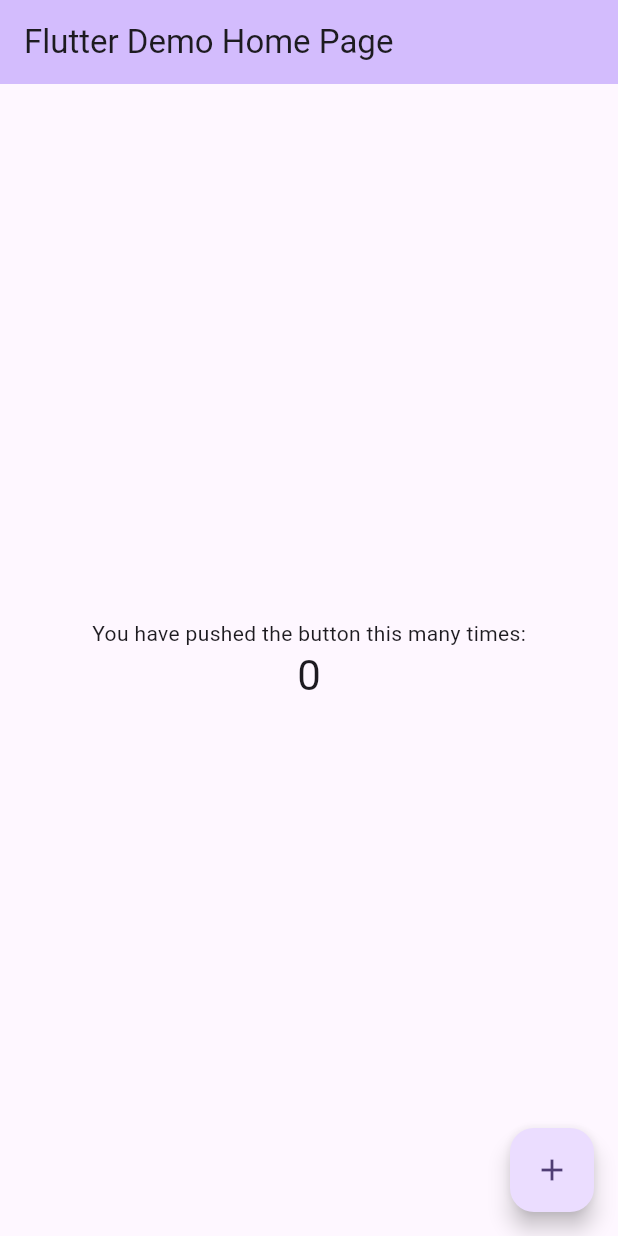
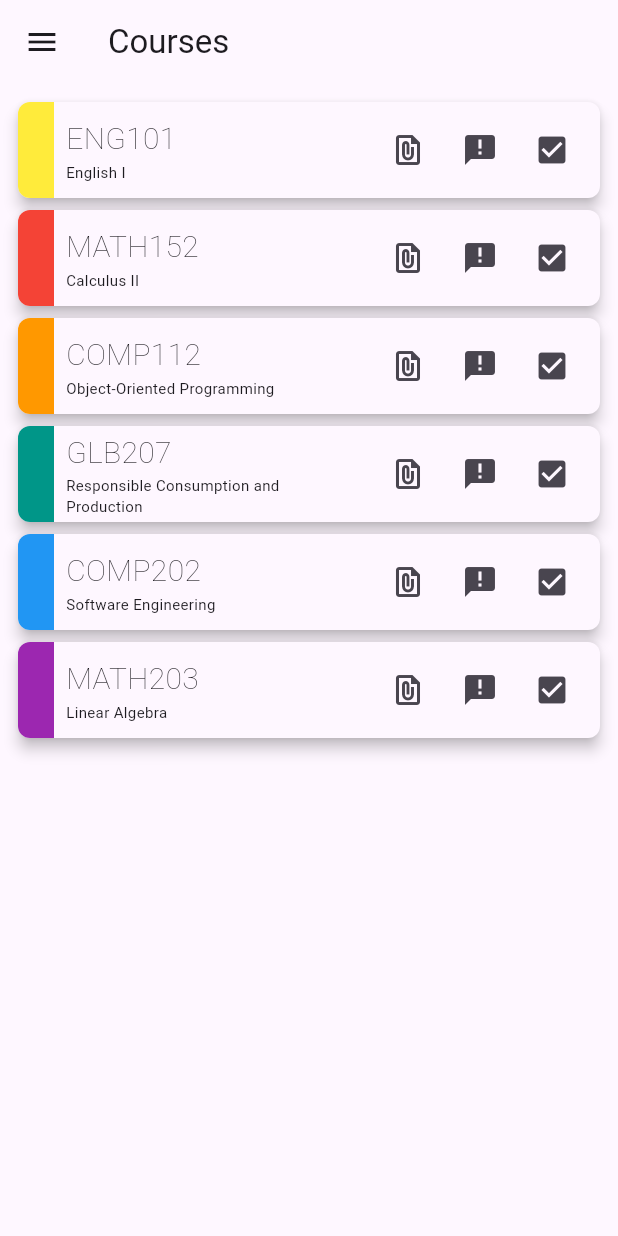
Before and after one commit to FurqanBhat/Canvas-Connect, a Flutter app: the screen it shows after launch, on a phone screen of 412 x 824 dp. Run offline on Flutter 3.47's test engine with Material 3 defaults, Android fonts, the light colour scheme and no system bars.

Commit message:
Create initial structure
Remove defaults, create basic directory structure and add an initial course list.

```diff
--- a/lib/main.dart
+++ b/lib/main.dart
@@ -1,127 +1,20 @@
-
-
 import 'package:flutter/material.dart';
 
+import 'package:canvas_connect/resource/theme.dart';
+import 'package:canvas_connect/screen/course_list.dart';
+
 void main() {
-  runApp(const MyApp());
+  runApp(const App());
 }
 
-class MyApp extends StatelessWidget {
-  const MyApp({super.key});
+class App extends StatelessWidget {
+  const App({super.key});
 
-  // This widget is the root of your application.
   @override
   Widget build(BuildContext context) {
     return MaterialApp(
-      title: 'Flutter Demo',
-      theme: ThemeData(
-        // This is the theme of your application.
-        //
-        // TRY THIS: Try running your application with "flutter run". You'll see
-        // the application has a purple toolbar. Then, without quitting the app,
-        // try changing the seedColor in the colorScheme below to Colors.green
-        // and then invoke "hot reload" (save your changes or press the "hot
-        // reload" button in a Flutter-supported IDE, or press "r" if you used
-        // the command line to start the app).
-        //
-        // Notice that the counter didn't reset back to zero; the application
-        // state is not lost during the reload. To reset the state, use hot
-        // restart instead.
-        //
-        // This works for code too, not just values: Most code changes can be
-        // tested with just a hot reload.
-        colorScheme: ColorScheme.fromSeed(seedColor: Colors.deepPurple),
-        useMaterial3: true,
-      ),
-      home: const MyHomePage(title: 'Flutter Demo Home Page'),
+      theme: themeData,
+      home: CourseList()
     );
   }
 }
-
-class MyHomePage extends StatefulWidget {
-  const MyHomePage({super.key, required this.title});
-
-  // This widget is the home page of your application. It is stateful, meaning
-  // that it has a State object (defined below) that contains fields that affect
-  // how it looks.
-
-  // This class is the configuration for the state. It holds the values (in this
-  // case the title) provided by the parent (in this case the App widget) and
-  // used by the build method of the State. Fields in a Widget subclass are
-  // always marked "final".
-
-  final String title;
-
-  @override
-  State<MyHomePage> createState() => _MyHomePageState();
-}
-
-class _MyHomePageState extends State<MyHomePage> {
-  int _counter = 0;
-
-  void _incrementCounter() {
-    setState(() {
-      // This call to setState tells the Flutter framework that something has
-      // changed in this State, which causes it to rerun the build method below
-      // so that the display can reflect the updated values. If we changed
-      // _counter without calling setState(), then the build method would not be
-      // called again, and so nothing would appear to happen.
-      _counter++;
-    });
-  }
-
-  @override
-  Widget build(BuildContext context) {
-    // This method is rerun every time setState is called, for instance as done
-    // by the _incrementCounter method above.
-    //
-    // The Flutter framework has been optimized to make rerunning build methods
-    // fast, so that you can just rebuild anything that needs updating rather
-    // than having to individually change instances of widgets.
-    return Scaffold(
-      appBar: AppBar(
-        // TRY THIS: Try changing the color here to a specific color (to
-        // Colors.amber, perhaps?) and trigger a hot reload to see the AppBar
-        // change color while the other colors stay the same.
-        backgroundColor: Theme.of(context).colorScheme.inversePrimary,
-        // Here we take the value from the MyHomePage object that was created by
-        // the App.build method, and use it to set our appbar title.
-        title: Text(widget.title),
-      ),
-      body: Center(
-        // Center is a layout widget. It takes a single child and positions it
-        // in the middle of the parent.
-        child: Column(
-          // Column is also a layout widget. It takes a list of children and
-          // arranges them vertically. By default, it sizes itself to fit its
-          // children horizontally, and tries to be as tall as its parent.
-          //
-          // Column has various properties to control how it sizes itself and
-          // how it positions its children. Here we use mainAxisAlignment to
-          // center the children vertically; the main axis here is the vertical
-          // axis because Columns are vertical (the cross axis would be
-          // horizontal).
-          //
-          // TRY THIS: Invoke "debug painting" (choose the "Toggle Debug Paint"
-          // action in the IDE, or press "p" in the console), to see the
-          // wireframe for each widget.
-          mainAxisAlignment: MainAxisAlignment.center,
-          children: <Widget>[
-            const Text(
-              'You have pushed the button this many times:',
-            ),
-            Text(
-              '$_counter',
-              style: Theme.of(context).textTheme.headlineMedium,
-            ),
-          ],
-        ),
-      ),
-      floatingActionButton: FloatingActionButton(
-        onPressed: _incrementCounter,
-        tooltip: 'Increment',
-        child: const Icon(Icons.add),
-      ), // This trailing comma makes auto-formatting nicer for build methods.
-    );
-  }
-}
--- /dev/null
+++ b/lib/resource/theme.dart
@@ -0,0 +1,5 @@
+import 'package:flutter/material.dart';
+
+final themeData = ThemeData(
+  brightness: Brightness.light,
+);
--- /dev/null
+++ b/lib/screen/course_list.dart
@@ -0,0 +1,110 @@
+import 'package:canvas_connect/resource/theme.dart';
+import 'package:flutter/material.dart';
+import 'package:flutter/widgets.dart';
+
+class Course {
+  String id;
+  String name;
+  Color color;
+
+  Course(this.id, this.name, this.color);
+}
+
+/* Sample course list */
+class CourseList extends StatelessWidget {
+  final List<Course> courses = [
+    Course("ENG101", "English I", Colors.yellow),
+    Course("MATH152", "Calculus II", Colors.red),
+    Course("COMP112", "Object-Oriented Programming", Colors.orange),
+    Course("GLB207", "Responsible Consumption and Production", Colors.teal),
+    Course("COMP202", "Software Engineering", Colors.blue),
+    Course("MATH203", "Linear Algebra", Colors.purple)
+  ];
+
+  @override
+  Widget build(BuildContext context) {
+    return Scaffold(
+      appBar: AppBar(
+        title: const Text("Courses"),
+        leading: IconButton(
+          icon: const Icon(Icons.menu),
+          onPressed: () {},
+        ),
+      ),
+      body: ListView.builder(
+        padding: const EdgeInsets.all(8.0),
+        itemCount: courses.length,
+        itemBuilder: (context, index) {
+          return Padding(
+            padding: const EdgeInsets.all(4.0),
+            child: Material(
+              clipBehavior: Clip.antiAlias,
+              shape: RoundedRectangleBorder(
+                borderRadius: BorderRadius.circular(8.0)
+              ),
+              elevation: 4.0,
+              color: Theme.of(context).cardColor,
+              child: InkWell(
+                child: SizedBox(
+                  height: 64.0,
+                  child: Row(
+                    children: [
+                      SizedBox(
+                        width: 24.0,
+                        child: Container(
+                          color: courses[index].color,
+                        ),
+                      ),
+                      const SizedBox(width: 8.0),
+                      Expanded(
+                        child: Column(
+                          crossAxisAlignment: CrossAxisAlignment.start,
+                          mainAxisAlignment: MainAxisAlignment.center,
+                          children: [
+                            Text(
+                              courses[index].id,
+                              style: const TextStyle(
+                                fontSize: 20.0,
+                                fontWeight: FontWeight.w200
+                              ),
+                            ),
+                            Text(
+                              courses[index].name,
+                              style: const TextStyle(
+                                fontSize: 10.0,
+                              )
+                            ),
+                          ],
+                        ),
+                      ),
+                      const SizedBox(width: 8.0),
+                      Row(
+                        children: [
+                          /* Sample quick access buttons */
+                          IconButton(
+                            icon: const Icon(Icons.file_present),
+                            onPressed: () {}
+                          ),
+                          IconButton(
+                            icon: const Icon(Icons.announcement),
+                            onPressed: () {}
+                          ),
+                          IconButton(
+                            icon: const Icon(Icons.check_box),
+                            onPressed: () {}
+                          ),
+                        ]
+                      ),
+                      const SizedBox(width: 8.0)
+                    ],
+                  )
+                ),
+                onTap: () {},
+              )
+            ),
+          );
+        },
+      )
+    );
+  }
+}
```
Also changed, not shown: 1 other file.
